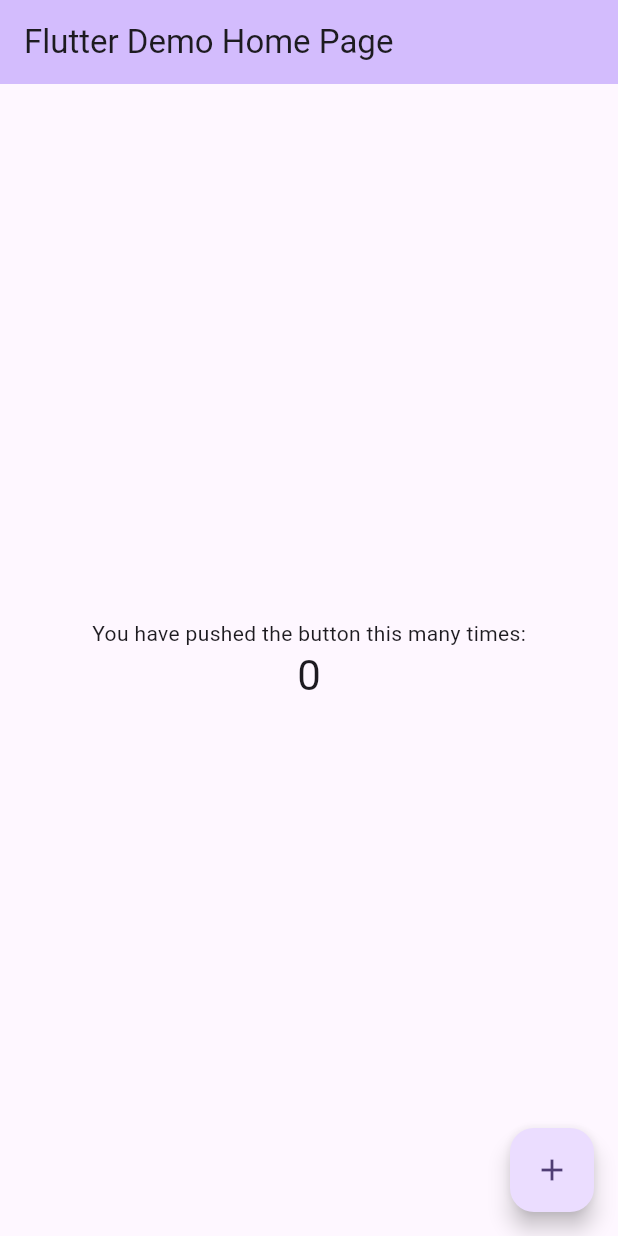
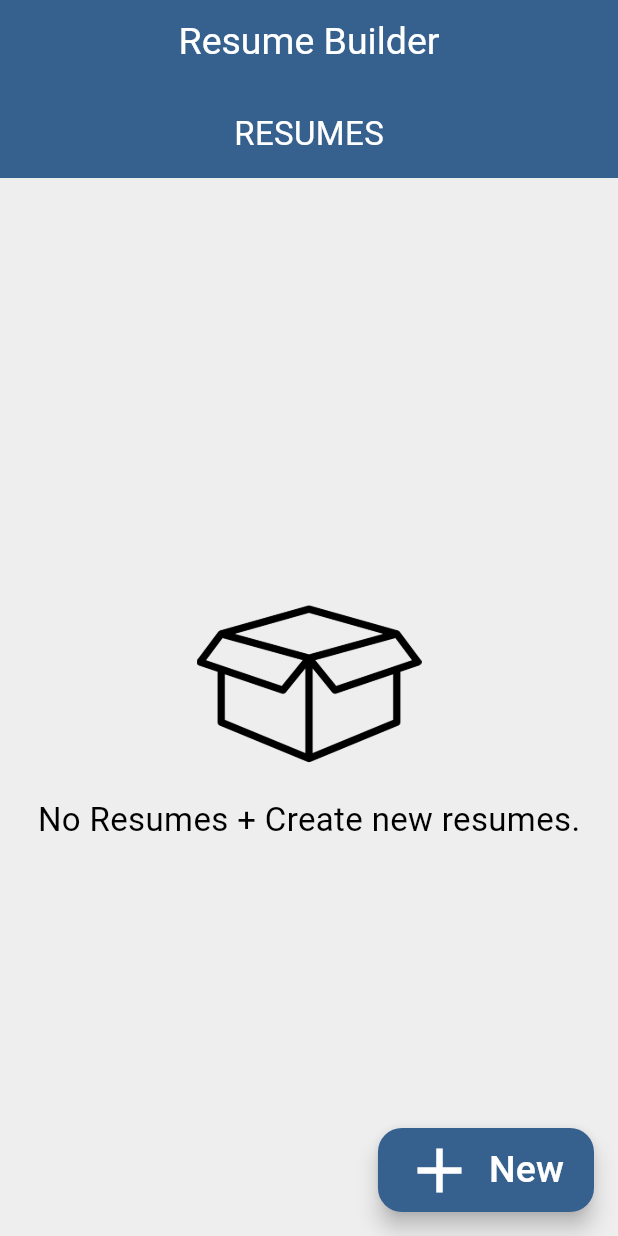
Before and after one commit to nirmalmadhani2002/resume_builder_flutter, a Flutter app: the screen it shows after launch, on a phone screen of 412 x 824 dp. Run offline on Flutter 3.47's test engine with Material 3 defaults, Android fonts, the light colour scheme and no system bars.

Commit message:
new Update

```diff
--- /dev/null
+++ b/lib/Pages/MyHomePage.dart
@@ -0,0 +1,79 @@
+import 'package:flutter/material.dart';
+
+class MyHomePage extends StatefulWidget {
+  const MyHomePage({super.key});
+
+  @override
+  State<MyHomePage> createState() => _MyHomePageState();
+}
+
+class _MyHomePageState extends State<MyHomePage> {
+  @override
+  Widget build(BuildContext context) {
+    return Scaffold(
+      appBar: PreferredSize(
+        preferredSize: const Size.fromHeight(60.0), // here the desired height
+        child: AppBar(
+          centerTitle: true,
+          title: const Text(
+            "Resume Builder",
+            style: TextStyle(fontSize: 25, color: Colors.white),
+          ),
+          backgroundColor: Theme.of(context).primaryColor,
+        ),
+      ),
+      floatingActionButton: FloatingActionButton.extended(
+        backgroundColor: Theme.of(context).primaryColor,
+        onPressed: () {
+          Navigator.pushNamed(context, 'workspace');
+        },
+        label: Text("New", style: TextStyle(fontSize: 25, color: Colors.white),),
+        icon: Icon(
+          Icons.add,
+          color: Colors.white,
+          size: 50,
+        ),
+      ),
+      body: Column(
+        children: [
+          Expanded(
+              flex: 1,
+              child: Container(
+                alignment: Alignment.center,
+                width: double.infinity,
+                color: Theme.of(context).primaryColor,
+                child: Text(
+                  "RESUMES",
+                  style: TextStyle(fontSize: 22, color: Colors.white),
+                ),
+              )),
+          Expanded(
+              flex: 12,
+              child: Container(
+                color: Colors.grey.shade200,
+                width: double.infinity,
+                child: Column(
+                  mainAxisAlignment: MainAxisAlignment.center,
+                  children: [
+                    SizedBox(
+                      width: 150,
+                      height: 150,
+                      child: Image.asset(
+                        "assets/images/open-cardboard-box.png",
+                      ),
+                    ),
+                    Text(
+                      "No Resumes + Create new resumes.",
+                      style: TextStyle(
+                        color: Colors.black,
+                        fontSize: 22,
+                      ),
+                    )
+                  ],
+                ),
+              )),
+        ],
+      ),
+    );
+  }
+}
--- a/lib/main.dart
+++ b/lib/main.dart
@@ -1,4 +1,7 @@
 import 'package:flutter/material.dart';
+import 'Pages/DataPage.dart';
+import 'Pages/MyHomePage.dart';
+import 'Pages/Workspace.dart';
 
 void main() {
   runApp(const MyApp());
@@ -6,120 +9,19 @@
 
 class MyApp extends StatelessWidget {
   const MyApp({super.key});
-
-  // This widget is the root of your application.
   @override
   Widget build(BuildContext context) {
     return MaterialApp(
-      title: 'Flutter Demo',
+      debugShowCheckedModeBanner: false,
       theme: ThemeData(
-        // This is the theme of your application.
-        //
-        // TRY THIS: Try running your application with "flutter run". You'll see
-        // the application has a purple toolbar. Then, without quitting the app,
-        // try changing the seedColor in the colorScheme below to Colors.green
-        // and then invoke "hot reload" (save your changes or press the "hot
-        // reload" button in a Flutter-supported IDE, or press "r" if you used
-        // the command line to start the app).
-        //
-        // Notice that the counter didn't reset back to zero; the application
-        // state is not lost during the reload. To reset the state, use hot
-        // restart instead.
-        //
-        // This works for code too, not just values: Most code changes can be
-        // tested with just a hot reload.
-        colorScheme: ColorScheme.fromSeed(seedColor: Colors.deepPurple),
+        colorScheme: ColorScheme.fromSeed(seedColor: Colors.blue),
         useMaterial3: true,
       ),
-      home: const MyHomePage(title: 'Flutter Demo Home Page'),
+      routes: {
+        '/': (context) => MyHomePage(),
+        'workspace': (context) => Workspace(),
+        'dataPage': (context) => DataPage(),
+      },
     );
   }
 }
-
-class MyHomePage extends StatefulWidget {
-  const MyHomePage({super.key, required this.title});
-
-  // This widget is the home page of your application. It is stateful, meaning
-  // that it has a State object (defined below) that contains fields that affect
-  // how it looks.
-
-  // This class is the configuration for the state. It holds the values (in this
-  // case the title) provided by the parent (in this case the App widget) and
-  // used by the build method of the State. Fields in a Widget subclass are
-  // always marked "final".
-
-  final String title;
-
-  @override
-  State<MyHomePage> createState() => _MyHomePageState();
-}
-
-class _MyHomePageState extends State<MyHomePage> {
-  int _counter = 0;
-
-  void _incrementCounter() {
-    setState(() {
-      // This call to setState tells the Flutter framework that something has
-      // changed in this State, which causes it to rerun the build method below
-      // so that the display can reflect the updated values. If we changed
-      // _counter without calling setState(), then the build method would not be
-      // called again, and so nothing would appear to happen.
-      _counter++;
-    });
-  }
-
-  @override
-  Widget build(BuildContext context) {
-    // This method is rerun every time setState is called, for instance as done
-    // by the _incrementCounter method above.
-    //
-    // The Flutter framework has been optimized to make rerunning build methods
-    // fast, so that you can just rebuild anything that needs updating rather
-    // than having to individually change instances of widgets.
-    return Scaffold(
-      appBar: AppBar(
-        // TRY THIS: Try changing the color here to a specific color (to
-        // Colors.amber, perhaps?) and trigger a hot reload to see the AppBar
-        // change color while the other colors stay the same.
-        backgroundColor: Theme.of(context).colorScheme.inversePrimary,
-        // Here we take the value from the MyHomePage object that was created by
-        // the App.build method, and use it to set our appbar title.
-        title: Text(widget.title),
-      ),
-      body: Center(
-        // Center is a layout widget. It takes a single child and positions it
-        // in the middle of the parent.
-        child: Column(
-          // Column is also a layout widget. It takes a list of children and
-          // arranges them vertically. By default, it sizes itself to fit its
-          // children horizontally, and tries to be as tall as its parent.
-          //
-          // Column has various properties to control how it sizes itself and
-          // how it positions its children. Here we use mainAxisAlignment to
-          // center the children vertically; the main axis here is the vertical
-          // axis because Columns are vertical (the cross axis would be
-          // horizontal).
-          //
-          // TRY THIS: Invoke "debug painting" (choose the "Toggle Debug Paint"
-          // action in the IDE, or press "p" in the console), to see the
-          // wireframe for each widget.
-          mainAxisAlignment: MainAxisAlignment.center,
-          children: <Widget>[
-            const Text(
-              'You have pushed the button this many times:',
-            ),
-            Text(
-              '$_counter',
-              style: Theme.of(context).textTheme.headlineMedium,
-            ),
-          ],
-        ),
-      ),
-      floatingActionButton: FloatingActionButton(
-        onPressed: _incrementCounter,
-        tooltip: 'Increment',
-        child: const Icon(Icons.add),
-      ), // This trailing comma makes auto-formatting nicer for build methods.
-    );
-  }
-}
--- a/pubspec.yaml
+++ b/pubspec.yaml
@@ -59,8 +59,8 @@ flutter:
   uses-material-design: true
 
   # To add assets to your application, add an assets section, like this:
-  # assets:
-  #   - images/a_dot_burr.jpeg
+  assets:
+   - assets/images/
   #   - images/a_dot_ham.jpeg
 
   # An image asset can refer to one or more resolution-specific "variants", see
```
Also changed, not shown: lib/Pages/DataPage.dart (added, +32 -0 lines), lib/Pages/Workspace.dart (added, +112 -0 lines), lib/data.dart (added, +54 -0 lines), assets/images/briefcase.png (added), assets/images/contact-info.png (added), assets/images/declaration.png (added), assets/images/experience.png (added), assets/images/handshake.png (added), assets/images/mortarboard.png (added), assets/images/open-cardboard-box.png (added), assets/images/project.png (added), assets/images/skill.png (added), assets/images/thinking.png (added), assets/images/user.png (added).
